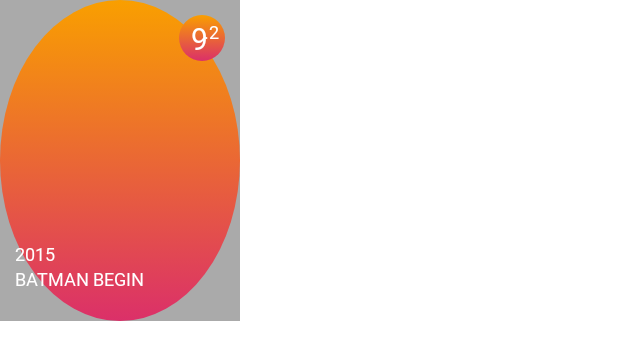
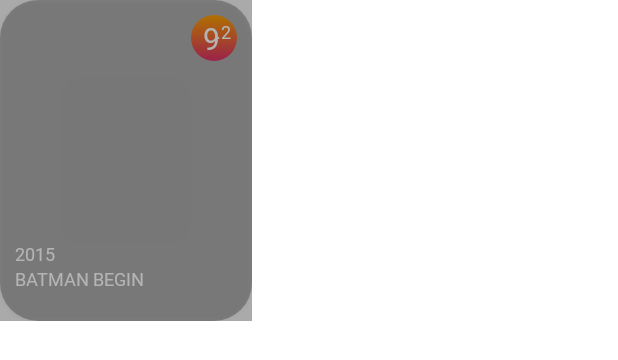
Before and after one commit to Crystal-Technologies-Ltd/delloite-challenge, an Android app: the layout rcvitem_movie.xml on its own in the app's theme, with its tools: preview values and no code run, on a phone screen of 412 x 824 dp. Shown: the top 360 px of the screen. Run offline under Robolectric (Android 15) with nearby library versions, the phone set to English and light mode, and no system bars.

Commit message:
progress - polish ui list

```diff
--- a/app/src/main/java/com/giang/delloitechallenge/movieslist/MoviesListFragment.kt
+++ b/app/src/main/java/com/giang/delloitechallenge/movieslist/MoviesListFragment.kt
@@ -25,10 +25,6 @@ class MoviesListFragment : Fragment(R.layout.fragment_movies_list) {
 
     viewModel.movieListLD.observe(viewLifecycleOwner, { res ->
       if (res.isSuccess) {
-        Toast.makeText(
-          requireContext(), "Success! + ${res.movieList.size}",
-          Toast.LENGTH_SHORT
-        ).show()
         (movieList_rcv_movies.adapter as MoviesAdapter).setData(res.movieList as ArrayList<Search>)
       }
     })
--- /dev/null
+++ b/app/src/main/res/drawable/bg_rounded.xml
@@ -0,0 +1,6 @@
+<?xml version="1.0" encoding="utf-8"?>
+<shape xmlns:android="http://schemas.android.com/apk/res/android"
+  android:shape="rectangle">
+  <solid android:color="@android:color/white" />
+  <corners android:radius="15dp" />
+</shape>
--- /dev/null
+++ b/app/src/main/res/drawable/shadow_rect.xml
@@ -0,0 +1,6 @@
+<?xml version="1.0" encoding="utf-8"?>
+<shape xmlns:android="http://schemas.android.com/apk/res/android"
+  android:shape="rectangle">
+  <solid android:color="#42000000" />
+  <corners android:radius="25dp" />
+</shape>
--- /dev/null
+++ b/app/src/main/res/layout/rcvitem_decorate.xml
@@ -0,0 +1,6 @@
+<?xml version="1.0" encoding="utf-8"?>
+<LinearLayout
+  xmlns:android="http://schemas.android.com/apk/res/android"
+  android:layout_width="match_parent"
+  android:layout_height="150dp"
+  />
--- a/app/src/main/res/layout/rcvitem_movie.xml
+++ b/app/src/main/res/layout/rcvitem_movie.xml
@@ -14,7 +14,7 @@
   </data>
 
   <androidx.constraintlayout.widget.ConstraintLayout
-    android:layout_width="160dp"
+    android:layout_width="168dp"
     android:layout_height="214dp"
     tools:background="@android:color/darker_gray">
 
@@ -22,7 +22,8 @@
       android:id="@+id/movie_imv_poster"
       android:layout_width="match_parent"
       android:layout_height="match_parent"
-      android:src="@drawable/bg_circle_gradient"
+      android:background="@drawable/shadow_rect"
+      android:elevation="2dp"
       app:layout_constraintStart_toStartOf="parent"
       app:layout_constraintTop_toTopOf="parent"
       android:onClick="@{clickListener}"
```
Also changed, not shown: app/src/main/java/com/giang/delloitechallenge/movieslist/MoviesAdapter.kt (+26 -2 lines), app/src/main/java/com/giang/delloitechallenge/movieslist/dto/Search.kt (+7 -11 lines).
